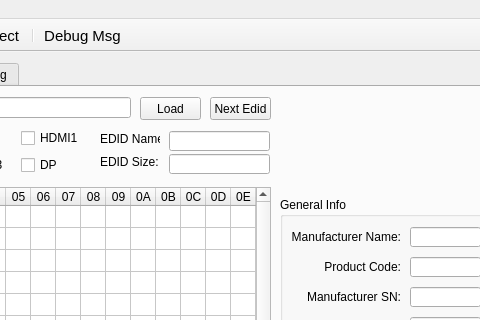
First picture: the form in mainwindow.ui, repository HeartbreakSurvivor/DDCTool, before the edit; both pictures show x 158 to 638 and y 0 to 320 of the 812 by 603 pixel window.
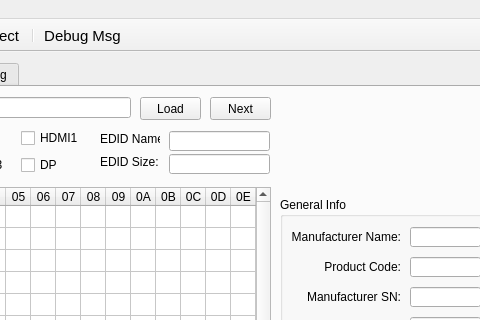
Second picture: the form after the edit. Icons and pictures are not drawn.

Commit message: modify the ui and refactor the burndata and edid_parse

The edit to the form file:
```diff
--- a/mainwindow.ui
+++ b/mainwindow.ui
@@ -376,7 +376,7 @@
        </rect>
       </property>
       <property name="text">
-       <string>Next Edid</string>
+       <string>Next</string>
       </property>
      </widget>
      <widget class="QGroupBox" name="groupBox_2">
```
The commit also changes 6 other files.
